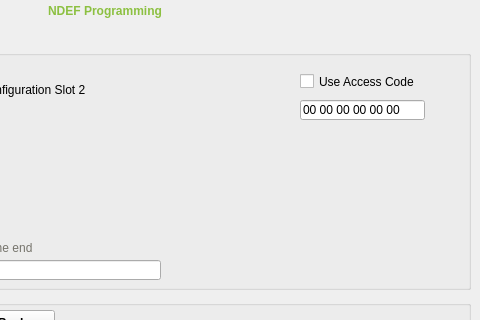
Yubico/yubikey-personalization-gui, file src/ui/toolpage.ui: the form before one commit; both pictures show x 250 to 730 and y 0 to 320 of the 730 by 650 pixel window.
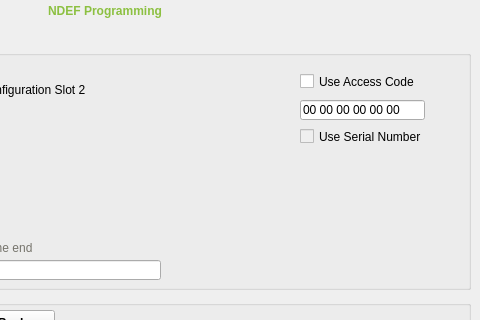
The form after the commit.

Commit message: add serial checkbox for ndef and zap acc code

What changed in the file:
```diff
--- a/src/ui/toolpage.ui
+++ b/src/ui/toolpage.ui
@@ -1250,7 +1250,7 @@
        <x>530</x>
        <y>10</y>
        <width>150</width>
-       <height>75</height>
+       <height>100</height>
       </rect>
      </property>
      <widget class="QCheckBox" name="ndefAccCodeCheckbox">
@@ -1282,6 +1282,26 @@
        <string>00 00 00 00 00 00</string>
       </property>
      </widget>
+     <widget class="QCheckBox" name="ndefUseSerial">
+      <property name="enabled">
+       <bool>false</bool>
+      </property>
+      <property name="geometry">
+       <rect>
+        <x>10</x>
+        <y>65</y>
+        <width>150</width>
+        <height>23</height>
+       </rect>
+      </property>
+      <property name="styleSheet">
+       <string notr="true">font: 11px &quot;Verdana&quot;;
+       color: rgb(0, 0, 0);</string>
+      </property>
+      <property name="text">
+       <string>Use Serial Number</string>
+      </property>
+     </widget>
     </widget>
     <widget class="QWidget" name="ndefSlotWidget" native="true">
      <property name="geometry">
```
Left out of the diff: 22 changed lines with no effect on the pictures. The commit also changes 2 other files.
